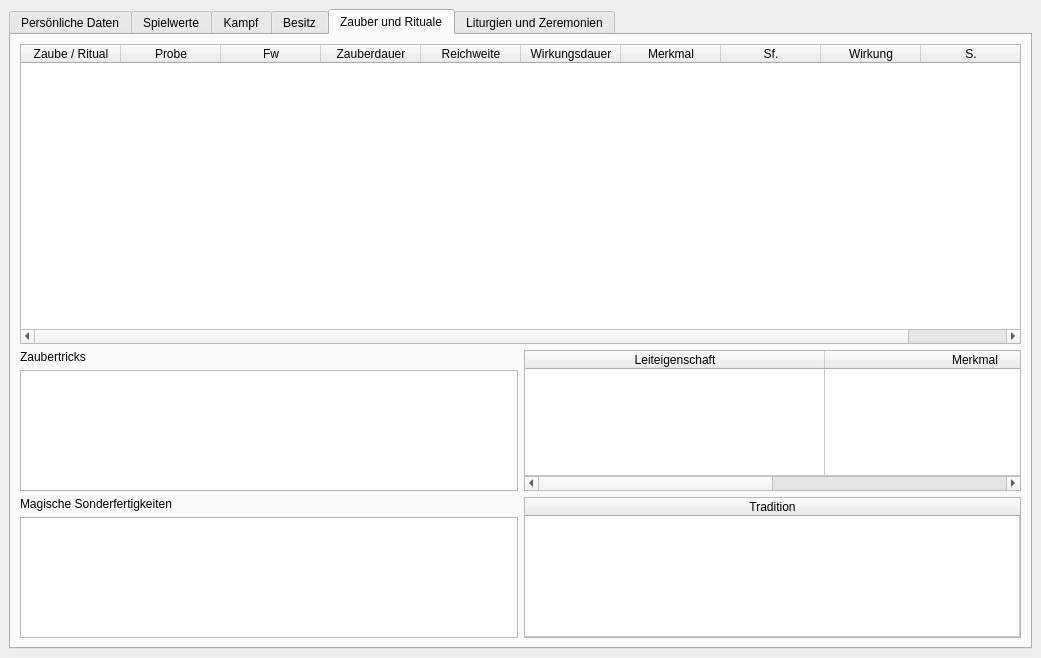
First picture: the form in C++Project/GM-Companion/characterpage.ui, repository PhilInTheGaps/GM-Companion, before the edit.
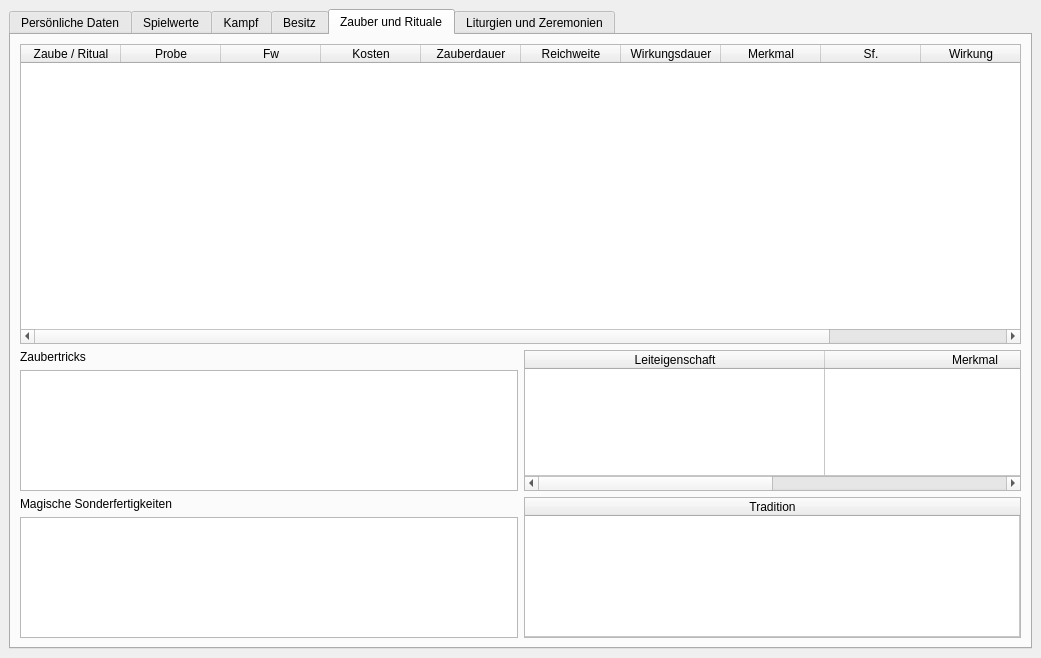
Second picture: the form after the edit. The open tabs and pages were chosen to show the change.

The edit to the form file:
```diff
--- a/C++Project/GM-Companion/characterpage.ui
+++ b/C++Project/GM-Companion/characterpage.ui
@@ -2345,6 +2345,11 @@
             <string>Fw</string>
            </property>
           </column>
+          <column>
+           <property name="text">
+            <string>Kosten</string>
+           </property>
+          </column>
           <column>
            <property name="text">
             <string>Zauberdauer</string>
```
Left out of the diff: 3 changed lines with no effect on the pictures.
